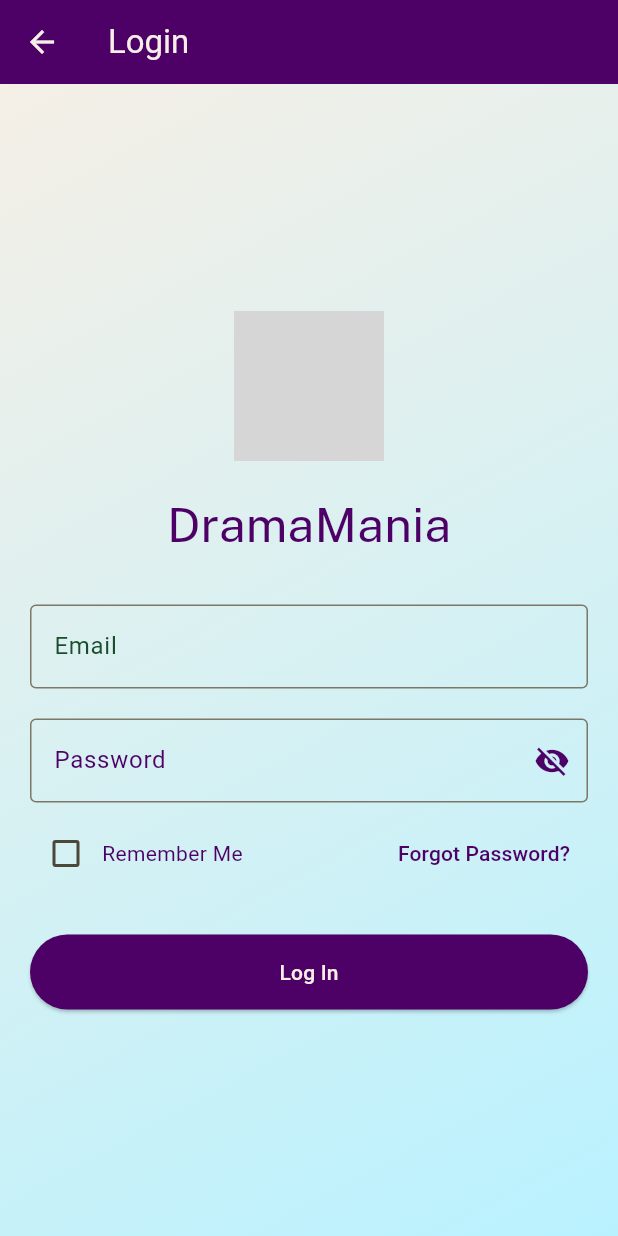
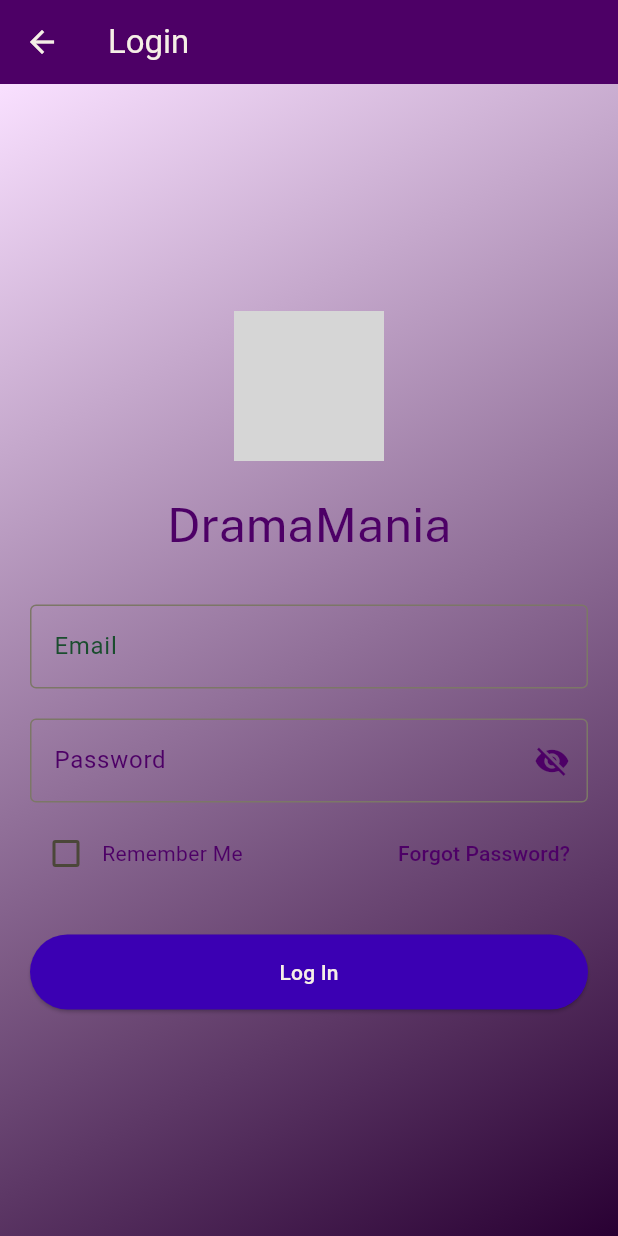
Before and after one commit to AzakarJewelry/Streaming-App-using-flutter, a Flutter app: the screen it shows after launch, after a tap on "Login", on a phone screen of 412 x 824 dp. Run offline on Flutter 3.47's test engine with Material 3 defaults, Android fonts, the phone set to English and light mode, and no system bars; our stand-ins replace carousel_slider, chewie, cloud_firestore, firebase_auth, firebase_core, flutter_rating_bar and 6 more; missing offline and left inert: azakarstream; accounts and stored records are empty; network calls fail; grey boxes are pictures that could not be loaded.

Commit message:
background gradient colors

```diff
--- a/lib/login.dart
+++ b/lib/login.dart
@@ -111,7 +111,7 @@ class _LoginScreenState extends State<LoginScreen> {
       body: Container(
         decoration: const BoxDecoration(
           gradient: LinearGradient(
-            colors: [Color(0xFFF5EFE6), Color(0xFFB9F2FF)],
+            colors: [Color.fromARGB(255, 249, 224, 255), Color(0xFF290033)],
             begin: Alignment.topLeft,
             end: Alignment.bottomRight,
           ),
@@ -222,7 +222,7 @@ class _LoginScreenState extends State<LoginScreen> {
                 ElevatedButton(
                   onPressed: _isLoading ? null : _login,
                   style: ElevatedButton.styleFrom(
-                    backgroundColor: const Color(0xFF4d0066),
+                    backgroundColor: const Color(0xFF3b00b3),
                     foregroundColor: const Color(0xFFF5EFE6),
                     minimumSize: const Size(double.infinity, 50),
                   ),
--- a/lib/main.dart
+++ b/lib/main.dart
@@ -166,7 +166,7 @@ class MyHomePage extends StatelessWidget {
       body: Container(
         decoration: const BoxDecoration(
           gradient: LinearGradient(
-            colors: [Color(0xFFF5EFE6), Color(0xFFB9F2FF)],
+            colors: [Color.fromARGB(255, 249, 224, 255), Color(0xFF290033)],
             begin: Alignment.topLeft,
             end: Alignment.bottomRight,
           ),
@@ -232,7 +232,7 @@ class MyHomePage extends StatelessWidget {
                           );
                         },
                         style: ElevatedButton.styleFrom(
-                          backgroundColor: const Color(0xFF4d0066),
+                          backgroundColor: const Color(0xFF5500ff),
                           foregroundColor: const Color(0xFFF5EFE6),
                           shape: RoundedRectangleBorder(
                             borderRadius: BorderRadius.circular(30),
@@ -254,7 +254,7 @@ class MyHomePage extends StatelessWidget {
                           );
                         },
                         style: ElevatedButton.styleFrom(
-                          backgroundColor: const Color(0xFF4d0066),
+                          backgroundColor: const Color(0xFF4c00e6),
                           foregroundColor: const Color(0xFFF5EFE6),
                           shape: RoundedRectangleBorder(
                             borderRadius: BorderRadius.circular(30),
--- a/lib/signup.dart
+++ b/lib/signup.dart
@@ -91,7 +91,7 @@ class _SignUpScreenState extends State<SignUpScreen> {
       body: Container(
         decoration: const BoxDecoration(
           gradient: LinearGradient(
-            colors: [Color(0xFFF5EFE6), Color(0xFFB9F2FF)], // Gradient colors
+            colors: [Color.fromARGB(255, 249, 224, 255), Color(0xFF290033)],
             begin: Alignment.topLeft,
             end: Alignment.bottomRight,
           ),
@@ -207,7 +207,7 @@ class _SignUpScreenState extends State<SignUpScreen> {
                   ElevatedButton(
                     onPressed: _isLoading ? null : _signUp,
                     style: ElevatedButton.styleFrom(
-                      backgroundColor: const Color(0xFF4d0066),
+                      backgroundColor: const Color(0xFF3b00b3),
                       foregroundColor: const Color(0xFFF5EFE6),
                       minimumSize: const Size(double.infinity, 50),
                     ),
```
